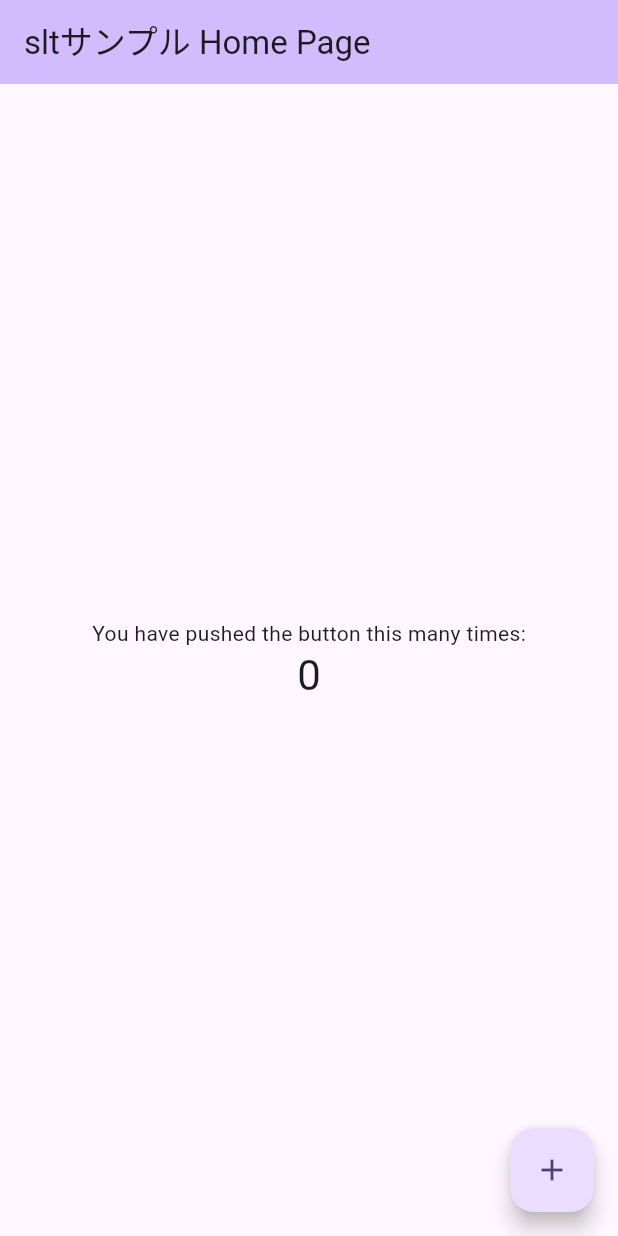
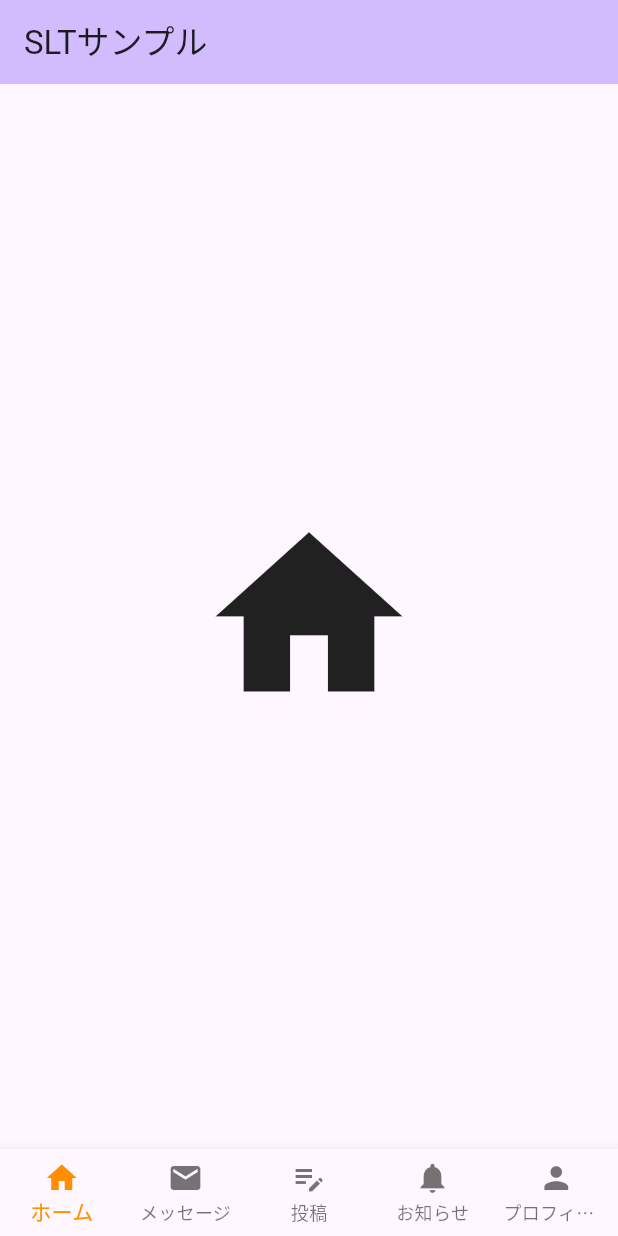
Before and after one commit to buisiss12/sltsample, a Flutter app: the screen it shows after launch, on a phone screen of 412 x 824 dp. Run offline on Flutter 3.47's test engine with Material 3 defaults, Android fonts, the phone set to English and light mode, and no system bars.

```diff
--- a/lib/main.dart
+++ b/lib/main.dart
@@ -10,20 +10,18 @@ class MyApp extends StatelessWidget {
   @override
   Widget build(BuildContext context) {
     return MaterialApp(
-      title: 'sltサンプル',
+      title: 'solotteサンプル',
       theme: ThemeData(
         colorScheme: ColorScheme.fromSeed(seedColor: Colors.deepPurple),
         useMaterial3: true,
       ),
-      home: const MyHomePage(title: 'sltサンプル Home Page'),
+      home: const MyHomePage(),
     );
   }
 }
 
 class MyHomePage extends StatefulWidget {
-  const MyHomePage({super.key, required this.title});
-
-  final String title;
+  const MyHomePage({super.key});
 
   @override
   State<MyHomePage> createState() => _MyHomePageState();
@@ -32,9 +30,42 @@ class MyHomePage extends StatefulWidget {
 class _MyHomePageState extends State<MyHomePage> {
   int _counter = 0;
 
-  void _incrementCounter() {
+  static const List<Widget> _widgetOptions = <Widget>[
+    Center(
+      child: Icon(
+        Icons.home,
+        size: 150,
+      ),
+    ),
+    Center(
+      child: Icon(
+        Icons.search,
+        size: 150,
+      ),
+    ),
+    Center(
+      child: Icon(
+        Icons.favorite,
+        size: 150,
+      ),
+    ),
+    Center(
+      child: Icon(
+        Icons.message,
+        size: 150,
+      ),
+    ),
+    Center(
+      child: Icon(
+        Icons.settings,
+        size: 150,
+      ),
+    ),
+  ];
+
+  void _incrementCounter(int index) {
     setState(() {
-      _counter++;
+      _counter = index;
     });
   }
 
@@ -43,26 +74,38 @@ class _MyHomePageState extends State<MyHomePage> {
     return Scaffold(
       appBar: AppBar(
         backgroundColor: Theme.of(context).colorScheme.inversePrimary,
-        title: Text(widget.title),
+        title: const Text('SLTサンプル'),
       ),
       body: Center(
-        child: Column(
-          mainAxisAlignment: MainAxisAlignment.center,
-          children: <Widget>[
-            const Text(
-              'You have pushed the button this many times:',
-            ),
-            Text(
-              '$_counter',
-              style: Theme.of(context).textTheme.headlineMedium,
-            ),
-          ],
-        ),
+        child: _widgetOptions.elementAt(_counter),
       ),
-      floatingActionButton: FloatingActionButton(
-        onPressed: _incrementCounter,
-        tooltip: 'Increment',
-        child: const Icon(Icons.add),
+      bottomNavigationBar: BottomNavigationBar(
+        type: BottomNavigationBarType.fixed,
+        items: const <BottomNavigationBarItem>[
+          BottomNavigationBarItem(
+            icon: Icon(Icons.home),
+            label: 'ホーム',
+          ),
+          BottomNavigationBarItem(
+            icon: Icon(Icons.email),
+            label: 'メッセージ',
+          ),
+          BottomNavigationBarItem(
+            icon: Icon(Icons.edit_note),
+            label: '投稿',
+          ),
+          BottomNavigationBarItem(
+            icon: Icon(Icons.notifications),
+            label: 'お知らせ',
+          ),
+          BottomNavigationBarItem(
+            icon: Icon(Icons.person),
+            label: 'プロフィール',
+          ),
+        ],
+        currentIndex: _counter,
+        selectedItemColor: Colors.amber[800],
+        onTap: _incrementCounter,
       ),
     );
   }
```
